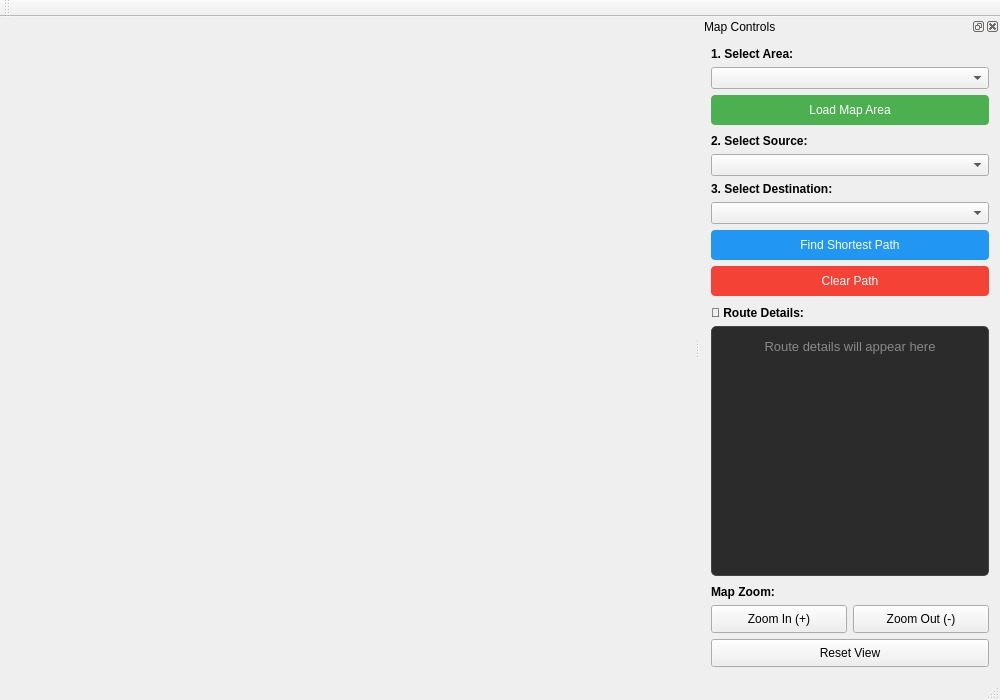
Above: mainwindow.ui from MuhammadSarimUmer/Traffic-Simulation-Dsa-project before the change. Below: the same form after it.
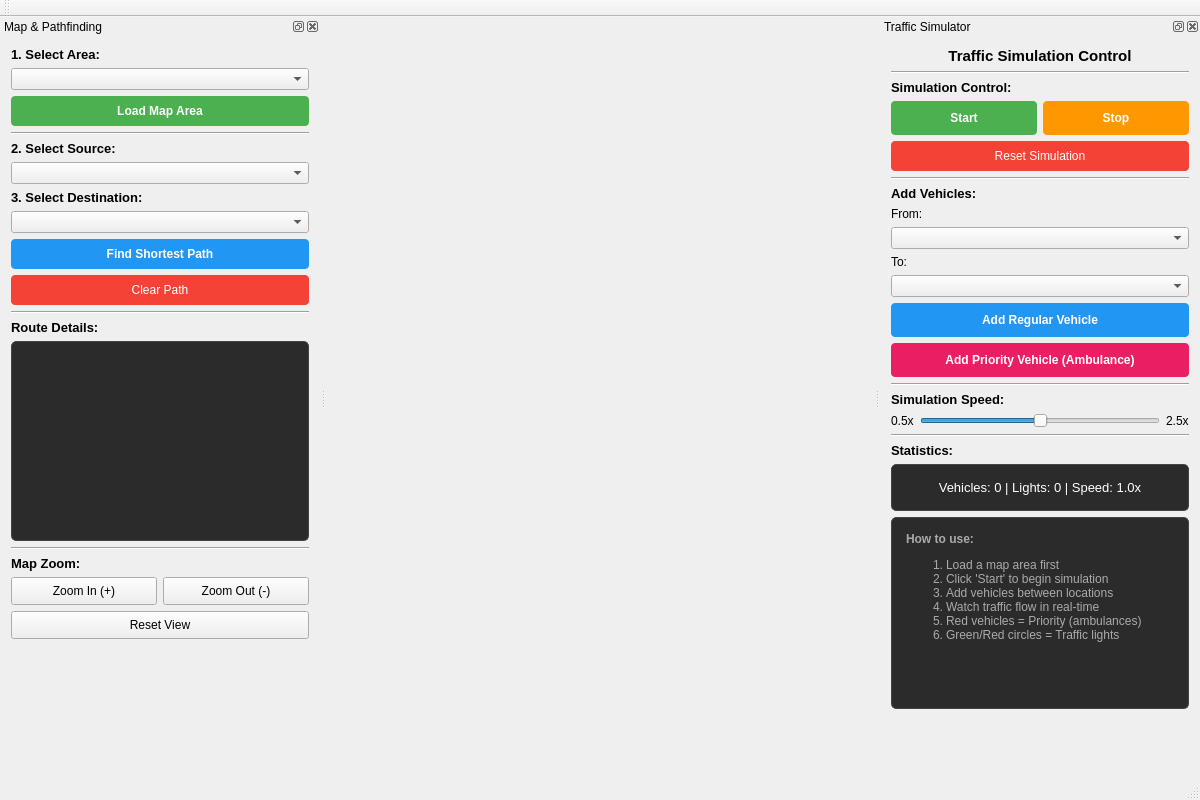
That is the form after the change.

What changed in the file:
```diff
--- a/mainwindow.ui
+++ b/mainwindow.ui
@@ -6,23 +6,21 @@
    <rect>
     <x>0</x>
     <y>0</y>
-    <width>1000</width>
-    <height>700</height>
+    <width>1200</width>
+    <height>800</height>
    </rect>
   </property>
   <property name="windowTitle">
    <string>Traffic Control Simulator - Karachi</string>
   </property>
-  
-  <widget class="QWidget" name="centralWidget"/> 
-  
+  <widget class="QWidget" name="centralWidget"/>
   <widget class="QMenuBar" name="menuBar">
    <property name="geometry">
     <rect>
      <x>0</x>
      <y>0</y>
-     <width>1000</width>
-     <height>22</height>
+     <width>1200</width>
+     <height>21</height>
     </rect>
    </property>
   </widget>
@@ -35,184 +33,151 @@
    </attribute>
   </widget>
   <widget class="QStatusBar" name="statusBar"/>
-  
+
+  <!-- LEFT DOCK: Map and Pathfinding Controls -->
   <widget class="QDockWidget" name="controlDockWidget">
    <property name="minimumSize">
     <size>
-     <width>300</width>
-     <height>200</height>
+     <width>320</width>
+     <height>608</height>
     </size>
    </property>
    <property name="windowTitle">
-    <string>Map Controls</string>
+    <string>Map &amp; Pathfinding</string>
    </property>
    <attribute name="dockWidgetArea">
-    <number>2</number>
+    <number>1</number>
    </attribute>
    <widget class="QWidget" name="dockWidgetContents">
     <layout class="QVBoxLayout" name="verticalLayout">
-     
-     <!-- Area Selection -->
      <item>
       <widget class="QLabel" name="areaLabel">
+       <property name="font">
+        <font>
+         <weight>75</weight>
+         <bold>true</bold>
+         <pointsize>10</pointsize>
+        </font>
+       </property>
        <property name="text">
         <string>1. Select Area:</string>
        </property>
-       <property name="font">
-        <font>
-         <weight>75</weight>
-         <bold>true</bold>
-        </font>
-       </property>
       </widget>
      </item>
      <item>
       <widget class="QComboBox" name="areaSelectionCombo"/>
      </item>
-     
      <item>
       <widget class="QPushButton" name="loadMapButton">
+       <property name="styleSheet">
+        <string notr="true">QPushButton { background-color: #4CAF50; color: white; padding: 8px; border-radius: 4px; font-weight: bold; }
+QPushButton:hover { background-color: #45a049; }
+QPushButton:disabled { background-color: #cccccc; }</string>
+       </property>
        <property name="text">
         <string>Load Map Area</string>
        </property>
-       <property name="styleSheet">
-        <string>QPushButton { background-color: #4CAF50; color: white; padding: 8px; border-radius: 4px; }
-QPushButton:hover { background-color: #45a049; }
-QPushButton:disabled { background-color: #cccccc; }</string>
-       </property>
       </widget>
      </item>
-     
+
      <item>
-      <spacer name="verticalSpacer_1">
+      <widget class="Line" name="separator1">
        <property name="orientation">
-        <enum>Qt::Vertical</enum>
+        <enum>Qt::Horizontal</enum>
        </property>
-       <property name="sizeHint" stdset="0">
-        <size>
-         <width>20</width>
-         <height>15</height>
-        </size>
-       </property>
-      </spacer>
+      </widget>
      </item>
-     
-     <!-- Source Selection -->
+
      <item>
       <widget class="QLabel" name="sourceLabel">
+       <property name="font">
+        <font>
+         <weight>75</weight>
+         <bold>true</bold>
+         <pointsize>10</pointsize>
+        </font>
+       </property>
        <property name="text">
         <string>2. Select Source:</string>
        </property>
-       <property name="font">
-        <font>
-         <weight>75</weight>
-         <bold>true</bold>
-        </font>
-       </property>
       </widget>
      </item>
      <item>
       <widget class="QComboBox" name="sourceCombo"/>
      </item>
-     
-     <!-- Destination Selection -->
      <item>
       <widget class="QLabel" name="destLabel">
+       <property name="font">
+        <font>
+         <weight>75</weight>
+         <bold>true</bold>
+         <pointsize>10</pointsize>
+        </font>
+       </property>
        <property name="text">
         <string>3. Select Destination:</string>
        </property>
-       <property name="font">
-        <font>
-         <weight>75</weight>
-         <bold>true</bold>
-        </font>
-       </property>
       </widget>
      </item>
      <item>
       <widget class="QComboBox" name="destCombo"/>
      </item>
-     
      <item>
       <widget class="QPushButton" name="findPathButton">
+       <property name="styleSheet">
+        <string notr="true">QPushButton { background-color: #2196F3; color: white; padding: 8px; border-radius: 4px; font-weight: bold; }
+QPushButton:hover { background-color: #0b7dda; }
+QPushButton:disabled { background-color: #cccccc; }</string>
+       </property>
        <property name="text">
         <string>Find Shortest Path</string>
        </property>
-       <property name="styleSheet">
-        <string>QPushButton { background-color: #2196F3; color: white; padding: 8px; border-radius: 4px; }
-QPushButton:hover { background-color: #0b7dda; }
-QPushButton:disabled { background-color: #cccccc; }</string>
-       </property>
       </widget>
      </item>
-     
      <item>
       <widget class="QPushButton" name="clearPathButton">
-       <property name="text">
-        <string>Clear Path</string>
-       </property>
        <property name="styleSheet">
-        <string>QPushButton { background-color: #f44336; color: white; padding: 8px; border-radius: 4px; }
+        <string notr="true">QPushButton { background-color: #f44336; color: white; padding: 8px; border-radius: 4px; }
 QPushButton:hover { background-color: #da190b; }</string>
        </property>
+       <property name="text">
+        <string>Clear Path</string>
+       </property>
       </widget>
      </item>
-     
+
      <item>
-      <spacer name="verticalSpacer_2">
+      <widget class="Line" name="separator2">
        <property name="orientation">
-        <enum>Qt::Vertical</enum>
+        <enum>Qt::Horizontal</enum>
        </property>
-       <property name="sizeHint" stdset="0">
-        <size>
-         <width>20</width>
-         <height>15</height>
-        </size>
-       </property>
-      </spacer>
+      </widget>
      </item>
-     
-     <!-- Route Details Section -->
+
      <item>
       <widget class="QLabel" name="routeDetailsLabel">
-       <property name="text">
-        <string>📍 Route Details:</string>
-       </property>
        <property name="font">
         <font>
          <weight>75</weight>
          <bold>true</bold>
+         <pointsize>10</pointsize>
         </font>
        </property>
+       <property name="text">
+        <string>Route Details:</string>
+       </property>
       </widget>
      </item>
-     
      <item>
       <widget class="QTextEdit" name="routeDetailsText">
        <property name="minimumSize">
         <size>
          <width>0</width>
-         <height>250</height>
+         <height>200</height>
         </size>
        </property>
-       <property name="maximumSize">
-        <size>
-         <width>16777215</width>
-         <height>16777215</height>
-        </size>
-       </property>
-       <property name="readOnly">
-        <bool>true</bool>
-       </property>
-       <property name="html">
-        <string>&lt;!DOCTYPE HTML PUBLIC "-//W3C//DTD HTML 4.0//EN" "http://www.w3.org/TR/REC-html40/strict.dtd"&gt;
-&lt;html&gt;&lt;head&gt;&lt;meta name="qrichtext" content="1" /&gt;&lt;style type="text/css"&gt;
-p, li { white-space: pre-wrap; }
-&lt;/style&gt;&lt;/head&gt;&lt;body style=" font-family:'MS Shell Dlg 2'; font-size:8.25pt; font-weight:400; font-style:normal;"&gt;
-&lt;p align="center" style=" margin-top:12px; margin-bottom:12px; margin-left:0px; margin-right:0px; -qt-block-indent:0; text-indent:0px;"&gt;&lt;span style=" font-size:10pt; color:#888888;"&gt;Route details will appear here&lt;/span&gt;&lt;/p&gt;&lt;/body&gt;&lt;/html&gt;</string>
-       </property>
        <property name="styleSheet">
-        <string>QTextEdit {
+        <string notr="true">QTextEdit {
     background-color: #2b2b2b;
     color: #ffffff;
     border: 1px solid #444;
@@ -225,91 +190,418 @@
     border: 1px solid #2196F3;
 }</string>
        </property>
+       <property name="readOnly">
+        <bool>true</bool>
+       </property>
       </widget>
      </item>
-     
+
      <item>
-      <spacer name="verticalSpacer_3">
+      <widget class="Line" name="separator3">
        <property name="orientation">
-        <enum>Qt::Vertical</enum>
+        <enum>Qt::Horizontal</enum>
        </property>
-       <property name="sizeHint" stdset="0">
-        <size>
-         <width>20</width>
-         <height>15</height>
-        </size>
-       </property>
-      </spacer>
+      </widget>
      </item>
-     
-     <!-- Zoom Controls -->
+
      <item>
       <widget class="QLabel" name="zoomLabel">
+       <property name="font">
+        <font>
+         <weight>75</weight>
+         <bold>true</bold>
+         <pointsize>10</pointsize>
+        </font>
+       </property>
        <property name="text">
         <string>Map Zoom:</string>
        </property>
-       <property name="font">
-        <font>
-         <weight>75</weight>
-         <bold>true</bold>
-        </font>
-       </property>
       </widget>
      </item>
-     
      <item>
       <layout class="QHBoxLayout" name="zoomLayout">
        <item>
         <widget class="QPushButton" name="zoomInButton">
+         <property name="styleSheet">
+          <string notr="true">QPushButton { padding: 6px; }</string>
+         </property>
          <property name="text">
           <string>Zoom In (+)</string>
          </property>
-         <property name="styleSheet">
-          <string>QPushButton { padding: 6px; }</string>
-         </property>
         </widget>
        </item>
        <item>
         <widget class="QPushButton" name="zoomOutButton">
+         <property name="styleSheet">
+          <string notr="true">QPushButton { padding: 6px; }</string>
+         </property>
          <property name="text">
           <string>Zoom Out (-)</string>
          </property>
-         <property name="styleSheet">
-          <string>QPushButton { padding: 6px; }</string>
-         </property>
         </widget>
        </item>
       </layout>
      </item>
-     
      <item>
       <widget class="QPushButton" name="resetViewButton">
+       <property name="styleSheet">
+        <string notr="true">QPushButton { padding: 6px; }</string>
+       </property>
        <property name="text">
         <string>Reset View</string>
        </property>
+      </widget>
+     </item>
+
+     <item>
+      <spacer name="verticalSpacer">
+       <property name="orientation">
+        <enum>Qt::Vertical</enum>
+       </property>
+       <property name="sizeHint" stdset="0">
+        <size>
+         <width>20</width>
+         <height>40</height>
+        </size>
+       </property>
+      </spacer>
+     </item>
+    </layout>
+   </widget>
+  </widget>
+
+  <!-- RIGHT DOCK: Traffic Simulator Controls -->
+  <widget class="QDockWidget" name="simulatorDockWidget">
+   <property name="minimumSize">
+    <size>
+     <width>320</width>
+     <height>608</height>
+    </size>
+   </property>
+   <property name="windowTitle">
+    <string>Traffic Simulator</string>
+   </property>
+   <attribute name="dockWidgetArea">
+    <number>2</number>
+   </attribute>
+   <widget class="QWidget" name="simulatorDockContents">
+    <layout class="QVBoxLayout" name="verticalLayout_2">
+     <item>
+      <widget class="QLabel" name="simulatorTitleLabel">
+       <property name="font">
+        <font>
+         <weight>75</weight>
+         <bold>true</bold>
+         <pointsize>11</pointsize>
+        </font>
+       </property>
+       <property name="text">
+        <string>Traffic Simulation Control</string>
+       </property>
+       <property name="alignment">
+        <set>Qt::AlignCenter</set>
+       </property>
+      </widget>
+     </item>
+
+     <item>
+      <widget class="Line" name="separator4">
+       <property name="orientation">
+        <enum>Qt::Horizontal</enum>
+       </property>
+      </widget>
+     </item>
+
+     <item>
+      <widget class="QLabel" name="simControlLabel">
+       <property name="font">
+        <font>
+         <weight>75</weight>
+         <bold>true</bold>
+         <pointsize>10</pointsize>
+        </font>
+       </property>
+       <property name="text">
+        <string>Simulation Control:</string>
+       </property>
+      </widget>
+     </item>
+
+     <item>
+      <layout class="QHBoxLayout" name="simControlLayout">
+       <item>
+        <widget class="QPushButton" name="startSimButton">
+         <property name="styleSheet">
+          <string notr="true">QPushButton { background-color: #4CAF50; color: white; padding: 10px; border-radius: 4px; font-weight: bold; }
+QPushButton:hover { background-color: #45a049; }
+QPushButton:disabled { background-color: #cccccc; }</string>
+         </property>
+         <property name="text">
+          <string>Start</string>
+         </property>
+        </widget>
+       </item>
+       <item>
+        <widget class="QPushButton" name="stopSimButton">
+         <property name="styleSheet">
+          <string notr="true">QPushButton { background-color: #ff9800; color: white; padding: 10px; border-radius: 4px; font-weight: bold; }
+QPushButton:hover { background-color: #e68900; }
+QPushButton:disabled { background-color: #cccccc; }</string>
+         </property>
+         <property name="text">
+          <string>Stop</string>
+         </property>
+        </widget>
+       </item>
+      </layout>
+     </item>
+
+     <item>
+      <widget class="QPushButton" name="resetSimButton">
        <property name="styleSheet">
-        <string>QPushButton { padding: 6px; }</string>
+        <string notr="true">QPushButton { background-color: #f44336; color: white; padding: 8px; border-radius: 4px; }
+QPushButton:hover { background-color: #da190b; }
+QPushButton:disabled { background-color: #cccccc; }</string>
        </property>
+       <property name="text">
+        <string>Reset Simulation</string>
+       </property>
       </widget>
      </item>
-     
+
      <item>
-      <spacer name="verticalSpacer_4">
+      <widget class="Line" name="separator5">
        <property name="orientation">
+        <enum>Qt::Horizontal</enum>
+       </property>
+      </widget>
+     </item>
+
+     <item>
+      <widget class="QLabel" name="addVehicleLabel">
+       <property name="font">
+        <font>
+         <weight>75</weight>
+         <bold>true</bold>
+         <pointsize>10</pointsize>
+        </font>
+       </property>
+       <property name="text">
+        <string>Add Vehicles:</string>
+       </property>
+      </widget>
+     </item>
+
+     <item>
+      <widget class="QLabel" name="simSourceLabel">
+       <property name="text">
+        <string>From:</string>
+       </property>
+      </widget>
+     </item>
+     <item>
+      <widget class="QComboBox" name="simSourceCombo"/>
+     </item>
+
+     <item>
+      <widget class="QLabel" name="simDestLabel">
+       <property name="text">
+        <string>To:</string>
+       </property>
+      </widget>
+     </item>
+     <item>
+      <widget class="QComboBox" name="simDestCombo"/>
+     </item>
+
+     <item>
+      <widget class="QPushButton" name="addVehicleButton">
+       <property name="styleSheet">
+        <string notr="true">QPushButton { background-color: #2196F3; color: white; padding: 10px; border-radius: 4px; font-weight: bold; }
+QPushButton:hover { background-color: #0b7dda; }
+QPushButton:disabled { background-color: #cccccc; }</string>
+       </property>
+       <property name="text">
+        <string>Add Regular Vehicle</string>
+       </property>
+      </widget>
+     </item>
+
+     <item>
+      <widget class="QPushButton" name="addPriorityButton">
+       <property name="styleSheet">
+        <string notr="true">QPushButton { background-color: #e91e63; color: white; padding: 10px; border-radius: 4px; font-weight: bold; }
+QPushButton:hover { background-color: #c2185b; }
+QPushButton:disabled { background-color: #cccccc; }</string>
+       </property>
+       <property name="text">
+        <string>Add Priority Vehicle (Ambulance)</string>
+       </property>
+      </widget>
+     </item>
+
+     <item>
+      <widget class="Line" name="separator6">
+       <property name="orientation">
+        <enum>Qt::Horizontal</enum>
+       </property>
+      </widget>
+     </item>
+
+     <item>
+      <widget class="QLabel" name="speedLabel">
+       <property name="font">
+        <font>
+         <weight>75</weight>
+         <bold>true</bold>
+         <pointsize>10</pointsize>
+        </font>
+       </property>
+       <property name="text">
+        <string>Simulation Speed:</string>
+       </property>
+      </widget>
+     </item>
+
+     <item>
+      <layout class="QHBoxLayout" name="speedLayout">
+       <item>
+        <widget class="QLabel" name="speedMinLabel">
+         <property name="text">
+          <string>0.5x</string>
+         </property>
+        </widget>
+       </item>
+       <item>
+        <widget class="QSlider" name="speedSlider">
+         <property name="minimum">
+          <number>0</number>
+         </property>
+         <property name="maximum">
+          <number>20</number>
+         </property>
+         <property name="value">
+          <number>10</number>
+         </property>
+         <property name="orientation">
+          <enum>Qt::Horizontal</enum>
+         </property>
+        </widget>
+       </item>
+       <item>
+        <widget class="QLabel" name="speedMaxLabel">
+         <property name="text">
+          <string>2.5x</string>
+         </property>
+        </widget>
+       </item>
+      </layout>
+     </item>
+
+     <item>
+      <widget class="Line" name="separator7">
+       <property name="orientation">
+        <enum>Qt::Horizontal</enum>
+       </property>
+      </widget>
+     </item>
+
+     <item>
+      <widget class="QLabel" name="statsLabel">
+       <property name="font">
+        <font>
+         <weight>75</weight>
+         <bold>true</bold>
+         <pointsize>10</pointsize>
+        </font>
+       </property>
+       <property name="text">
+        <string>Statistics:</string>
+       </property>
+      </widget>
+     </item>
+
+     <item>
+      <widget class="QLabel" name="simStatsLabel">
+       <property name="styleSheet">
+        <string notr="true">QLabel {
+    background-color: #2b2b2b;
+    color: #ffffff;
+    border: 1px solid #444;
+    border-radius: 5px;
+    padding: 15px;
+    font-family: 'Courier New', monospace;
+    font-size: 10pt;
+}</string>
+       </property>
+       <property name="text">
+        <string>Vehicles: 0 | Lights: 0 | Speed: 1.0x</string>
+       </property>
+       <property name="alignment">
+        <set>Qt::AlignCenter</set>
+       </property>
+       <property name="wordWrap">
+        <bool>true</bool>
+       </property>
+      </widget>
+     </item>
+
+     <item>
+      <widget class="QTextEdit" name="simInfoText">
+       <property name="minimumSize">
+        <size>
+         <width>0</width>
+         <height>150</height>
+        </size>
+       </property>
+       <property name="styleSheet">
+        <string notr="true">QTextEdit {
+    background-color: #2b2b2b;
+    color: #aaaaaa;
+    border: 1px solid #444;
+    border-radius: 5px;
+    padding: 10px;
+    font-family: 'Segoe UI', Arial, sans-serif;
+    font-size: 9pt;
+}</string>
+       </property>
+       <property name="readOnly">
+        <bool>true</bool>
+       </property>
+       <property name="html">
+        <string>&lt;!DOCTYPE HTML PUBLIC &quot;-//W3C//DTD HTML 4.0//EN&quot; &quot;http://www.w3.org/TR/REC-html40/strict.dtd&quot;&gt;
+&lt;html&gt;&lt;head&gt;&lt;meta name=&quot;qrichtext&quot; content=&quot;1&quot; /&gt;&lt;style type=&quot;text/css&quot;&gt;
+p, li { white-space: pre-wrap; }
+&lt;/style&gt;&lt;/head&gt;&lt;body&gt;
+&lt;p&gt;&lt;span style=&quot; font-weight:600;&quot;&gt;How to use:&lt;/span&gt;&lt;/p&gt;
+&lt;ol style=&quot;margin-top: 0px; margin-bottom: 0px; margin-left: 0px; margin-right: 0px; -qt-list-indent: 1;&quot;&gt;&lt;li style=&quot; margin-top:12px; margin-bottom:0px; margin-left:0px; margin-right:0px; -qt-block-indent:0; text-indent:0px;&quot;&gt;Load a map area first&lt;/li&gt;
+&lt;li style=&quot; margin-top:0px; margin-bottom:0px; margin-left:0px; margin-right:0px; -qt-block-indent:0; text-indent:0px;&quot;&gt;Click 'Start' to begin simulation&lt;/li&gt;
+&lt;li style=&quot; margin-top:0px; margin-bottom:0px; margin-left:0px; margin-right:0px; -qt-block-indent:0; text-indent:0px;&quot;&gt;Add vehicles between locations&lt;/li&gt;
+&lt;li style=&quot; margin-top:0px; margin-bottom:0px; margin-left:0px; margin-right:0px; -qt-block-indent:0; text-indent:0px;&quot;&gt;Watch traffic flow in real-time&lt;/li&gt;
+&lt;li style=&quot; margin-top:0px; margin-bottom:0px; margin-left:0px; margin-right:0px; -qt-block-indent:0; text-indent:0px;&quot;&gt;Red vehicles = Priority (ambulances)&lt;/li&gt;
+&lt;li style=&quot; margin-top:0px; margin-bottom:12px; margin-left:0px; margin-right:0px; -qt-block-indent:0; text-indent:0px;&quot;&gt;Green/Red circles = Traffic lights&lt;/li&gt;&lt;/ol&gt;
+&lt;/body&gt;&lt;/html&gt;</string>
+       </property>
+      </widget>
+     </item>
+
+     <item>
+      <spacer name="verticalSpacer_2">
+       <property name="orientation">
         <enum>Qt::Vertical</enum>
        </property>
        <property name="sizeHint" stdset="0">
         <size>
          <width>20</width>
-         <height>10</height>
+         <height>40</height>
         </size>
        </property>
       </spacer>
      </item>
-     
     </layout>
    </widget>
   </widget>
+
  </widget>
  <layoutdefault spacing="6" margin="11"/>
  <customwidgets/>
```
Left out of the diff: 1 changed line with no effect on the pictures.
